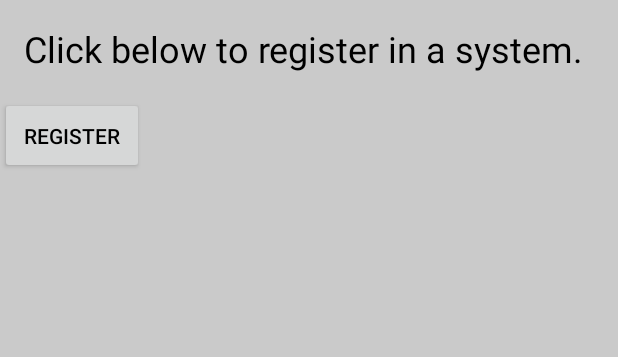
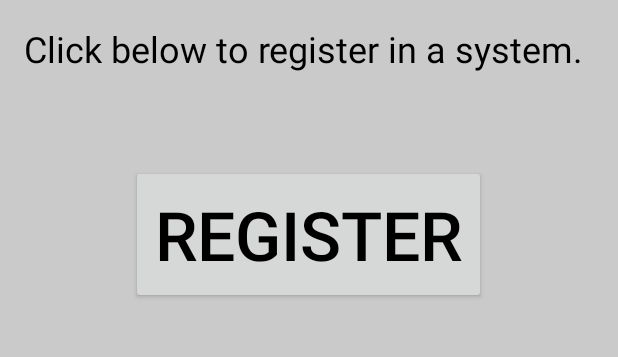
Before and after one commit to SecureSmartHome/SecureSmartHome, an Android app: the screen it shows after launch (MainActivity), on a phone screen of 412 x 824 dp, the part 238-595 px from its top. Run offline under Robolectric (Android 15) with nearby library versions, the phone set to English and light mode, and no system bars; libraries missing offline, so code that uses them is left out: de.ncoder.typedmap; 1 statement that could not run was skipped.

Commit message:
renew fragment_welcomescreen.xml. bigger button, better text

```diff
--- a/app/src/main/res/layout/fragment_welcomescreen.xml
+++ b/app/src/main/res/layout/fragment_welcomescreen.xml
@@ -9,6 +9,7 @@
     <TextView
         android:layout_width="match_parent"
         android:layout_height="wrap_content"
+        android:layout_gravity="center_horizontal"
         android:padding="@dimen/activity_vertical_margin"
         android:text="@string/welcome_to_ssh"
         android:textSize="@dimen/typography_headline2"/>
@@ -25,7 +26,10 @@
         android:id="@+id/welcomescreen_button"
         android:layout_width="wrap_content"
         android:layout_height="wrap_content"
+        android:layout_gravity="center_horizontal"
+        android:layout_marginTop="45dp"
         android:padding="@dimen/activity_vertical_margin"
-        android:text="@string/register"/>
+        android:text="@string/register"
+        android:textSize="@dimen/typography_display2"/>
 
 </LinearLayout>
```
